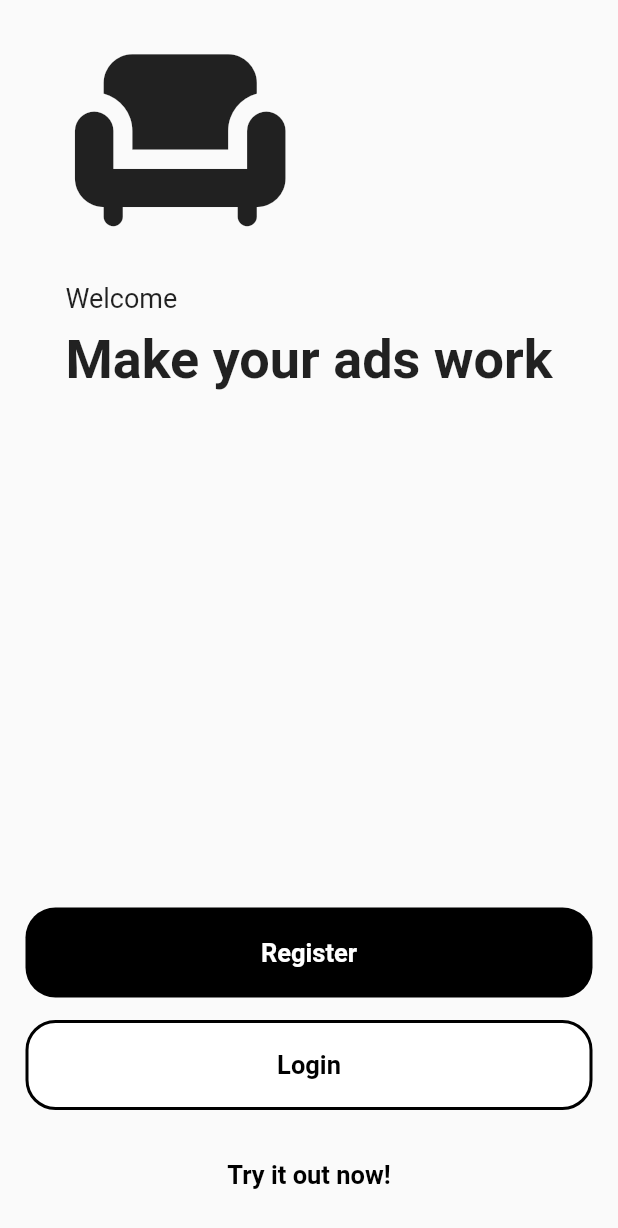
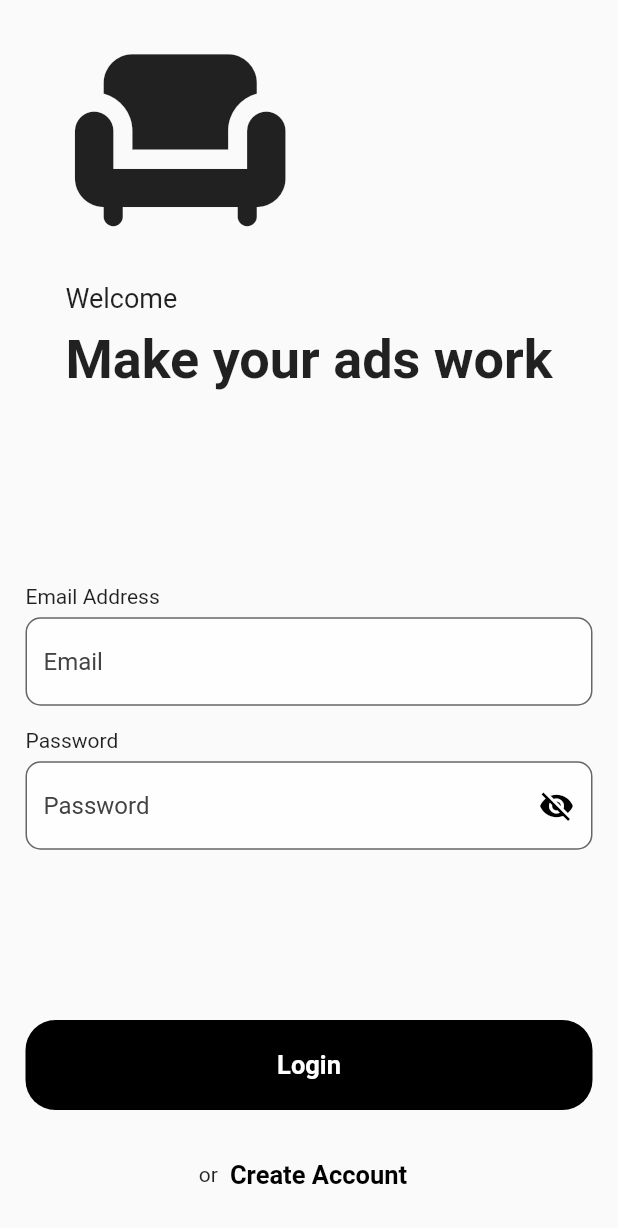
Before and after one commit to haythemd/MechApp, a Flutter app: the screen it shows after launch, on a phone screen of 412 x 824 dp. Shown: the top 1228 px of the screen. Run offline on Flutter 3.47's test engine with Material 2 defaults, Android fonts, the light colour scheme and no system bars; our stand-ins replace bloc, get_it.

Commit message:
make login screen

```diff
--- a/lib/main.dart
+++ b/lib/main.dart
@@ -1,6 +1,8 @@
 import 'package:flutter/material.dart';
-import 'package:mechalodon_mobile/screens/welcome_screen.dart';
+import 'package:mechalodon_mobile/screens/welcome/welcome_view.dart';
 import 'package:mechalodon_mobile/services/injectable.dart';
+
+import 'screens/login/screens/login_screen.dart';
 
 void main() {
   initServiceLocator();
@@ -17,7 +19,7 @@ class MechalodonApp extends StatelessWidget {
       theme: ThemeData(
         primarySwatch: Colors.blue,
       ),
-      home: const WelcomeScreen(),
+      home: const LoginScreen(),
     );
   }
 }
--- /dev/null
+++ b/lib/screens/login/bloc/login_bloc.dart
@@ -0,0 +1,13 @@
+import 'package:bloc/bloc.dart';
+import 'package:meta/meta.dart';
+
+part 'login_event.dart';
+part 'login_state.dart';
+
+class LoginBloc extends Bloc<LoginEvent, LoginState> {
+  LoginBloc() : super(LoginInitial()) {
+    on<LoginEvent>((event, emit) {
+      // TODO: implement event handler
+    });
+  }
+}
--- /dev/null
+++ b/lib/screens/login/bloc/login_event.dart
@@ -0,0 +1,4 @@
+part of 'login_bloc.dart';
+
+@immutable
+abstract class LoginEvent {}
--- /dev/null
+++ b/lib/screens/login/bloc/login_state.dart
@@ -0,0 +1,6 @@
+part of 'login_bloc.dart';
+
+@immutable
+abstract class LoginState {}
+
+class LoginInitial extends LoginState {}
--- /dev/null
+++ b/lib/screens/login/screens/login_screen.dart
@@ -0,0 +1,15 @@
+import 'package:flutter/material.dart';
+import 'package:mechalodon_mobile/screens/login/views/login_view_mobile.dart';
+import 'package:mechalodon_mobile/utils/responsive.dart';
+
+class LoginScreen extends StatelessWidget {
+  const LoginScreen({Key? key}) : super(key: key);
+
+  @override
+  Widget build(BuildContext context) {
+    return const Responsive(
+        mobile: LoginViewMobile(),
+        desktop: LoginViewMobile(),
+        tablet: LoginViewMobile());
+  }
+}
--- /dev/null
+++ b/lib/screens/login/views/login_view_mobile.dart
@@ -0,0 +1,142 @@
+import 'package:flutter/material.dart';
+import 'package:mechalodon_mobile/components/buttons/primary_button.dart';
+import 'package:mechalodon_mobile/styles/style.dart';
+
+class LoginViewMobile extends StatefulWidget {
+  const LoginViewMobile({Key? key}) : super(key: key);
+
+  @override
+  State<LoginViewMobile> createState() => _LoginViewMobileState();
+}
+
+class _LoginViewMobileState extends State<LoginViewMobile> {
+  final GlobalKey<FormState> _formKey = GlobalKey<FormState>();
+
+  bool _passwordVisible = true;
+
+  @override
+  Widget build(BuildContext context) {
+    return Scaffold(
+      body: SafeArea(
+        child: Padding(
+            padding: const EdgeInsets.all(17.0),
+            child: Column(
+                mainAxisAlignment: MainAxisAlignment.spaceBetween,
+                children: [
+                  Column(
+                    mainAxisAlignment: MainAxisAlignment.center,
+                    crossAxisAlignment: CrossAxisAlignment.start,
+                    children: const [
+                      Icon(
+                        Icons.chair,
+                        size: 153,
+                      ),
+                      SizedBox(
+                        height: 18,
+                      ),
+                      Text(
+                        "Welcome",
+                        style: MechTextStyle.subtitle,
+                      ),
+                      SizedBox(
+                        height: 10,
+                      ),
+                      Text(
+                        "Make your ads work",
+                        style: MechTextStyle.title,
+                      )
+                    ],
+                  ),
+                  Form(
+                    key: _formKey,
+                    child: Column(
+                      crossAxisAlignment: CrossAxisAlignment.start,
+                      children: [
+                        SizedBox(
+                          height: 15,
+                        ),
+                        Text("Email Address"),
+                        SizedBox(
+                          height: 6,
+                        ),
+                        TextFormField(
+                          decoration: MechBorder.inputField('Email'),
+                          validator: isEmail,
+                        ),
+                        SizedBox(
+                          height: 15,
+                        ),
+                        Text("Password"),
+                        SizedBox(
+                          height: 6,
+                        ),
+                        TextFormField(
+                          obscureText: _passwordVisible,
+                          decoration: InputDecoration(
+                              border: OutlineInputBorder(
+                                borderRadius: BorderRadius.circular(10.0),
+                              ),
+                              filled: true,
+                              hintStyle: TextStyle(color: Colors.grey[800]),
+                              hintText: "Password",
+                              fillColor: Colors.white70,
+                              suffixIcon: IconButton(
+                                icon: Icon(
+                                  // Based on passwordVisible state choose the icon
+                                  _passwordVisible ?
+                                    Icons.visibility_off : Icons.visibility,
+                                  color: MechColor.primary,
+                                ),
+                                onPressed: () {
+                                  setState(() {
+                                    _passwordVisible = !_passwordVisible;
+                                  });
+                                },
+                              )),
+                        )
+                      ],
+                    ),
+                  ),
+                  Column(
+                    crossAxisAlignment: CrossAxisAlignment.stretch,
+                    mainAxisAlignment: MainAxisAlignment.center,
+                    children: [
+                      MechActionButton(
+                        title: "Login",
+                        onTap: () {
+                          print("Register");
+                        },
+                      ),
+                      const SizedBox(
+                        height: 19,
+                      ),
+                      Row(
+                        mainAxisAlignment: MainAxisAlignment.center,
+                        crossAxisAlignment: CrossAxisAlignment.center,
+                        children: [
+                          Text('or'),
+                          TextButton(
+                            child: const Text(
+                              "Create Account",
+                              style: MechTextStyle.secondaryButton,
+                            ),
+                            onPressed: () {
+                              _formKey.currentState!.validate();
+                              print("Try it out");
+                            },
+                          ),
+                        ],
+                      )
+                    ],
+                  )
+                ])),
+      ),
+    );
+  }
+
+  String? isEmail(String? email) {
+    if (email == null) return "email must not be blank";
+    if (email.contains('@')) return null;
+    return "Invalid Email";
+  }
+}
--- /dev/null
+++ b/lib/screens/welcome/welcome_screen.dart
@@ -0,0 +1,15 @@
+import 'package:flutter/material.dart';
+import 'package:mechalodon_mobile/screens/welcome/welcome_view.dart';
+import 'package:mechalodon_mobile/utils/responsive.dart';
+
+class WelcomeScreen extends StatelessWidget {
+  const WelcomeScreen({Key? key}) : super(key: key);
+
+  @override
+  Widget build(BuildContext context) {
+    return const Responsive(
+        mobile: WelcomeViewMobile(),
+        desktop: WelcomeViewMobile(),
+        tablet: WelcomeViewMobile());
+  }
+}
--- a/lib/screens/welcome_screen.dart
+++ b/lib/screens/welcome/welcome_view.dart
@@ -2,8 +2,8 @@ import 'package:flutter/material.dart';
 import 'package:mechalodon_mobile/components/buttons/primary_button.dart';
 import 'package:mechalodon_mobile/styles/style.dart';
 
-class WelcomeScreen extends StatelessWidget {
-  const WelcomeScreen({Key? key}) : super(key: key);
+class WelcomeViewMobile extends StatelessWidget {
+  const WelcomeViewMobile({Key? key}) : super(key: key);
 
   @override
   Widget build(BuildContext context) {
@@ -22,12 +22,16 @@ class WelcomeScreen extends StatelessWidget {
                         Icons.chair,
                         size: 153,
                       ),
-                      SizedBox(height: 18,),
+                      SizedBox(
+                        height: 18,
+                      ),
                       Text(
                         "Welcome",
                         style: MechTextStyle.subtitle,
                       ),
-                      SizedBox(height: 10,),
+                      SizedBox(
+                        height: 10,
+                      ),
                       Text(
                         "Make your ads work",
                         style: MechTextStyle.title,
--- a/lib/styles/style.dart
+++ b/lib/styles/style.dart
@@ -40,4 +40,15 @@ class MechBorderRadius {
 
 class MechBorder {
   static final primary = Border.all(width: 2, color: MechColor.primary);
+
+  static InputDecoration inputField(String hintText) {
+    return InputDecoration(
+      border: OutlineInputBorder(
+        borderRadius: BorderRadius.circular(10.0),
+      ),
+      filled: true,
+      hintStyle: TextStyle(color: Colors.grey[800]),
+      hintText: hintText,
+      fillColor: Colors.white70);
+  }
 }
--- /dev/null
+++ b/lib/utils/responsive.dart
@@ -0,0 +1,28 @@
+import 'package:flutter/material.dart';
+
+class Responsive extends StatelessWidget {
+  const Responsive(
+      {Key? key,
+      required this.mobile,
+      required this.desktop,
+      required this.tablet})
+      : super(key: key);
+
+  final int _mobile = 680;
+  final int _tablet = 850;
+  final Widget mobile;
+  final Widget tablet;
+  final Widget desktop;
+
+  @override
+  Widget build(BuildContext context) {
+    if (MediaQuery.of(context).size.width < _mobile) {
+      return mobile;
+    } else if (MediaQuery.of(context).size.width > _mobile &&
+        (MediaQuery.of(context).size.width < _tablet)) {
+      return tablet;
+    } else {
+      return desktop;
+    }
+  }
+}
```
